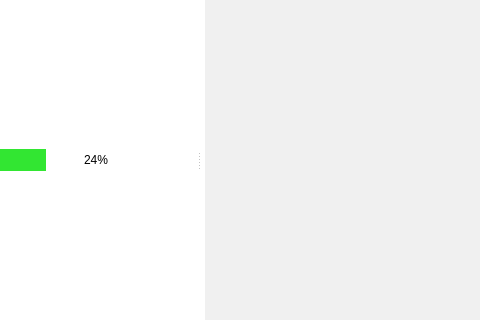
Qt form MainWindow.ui (kacerpetr/QRssReader) before a commit; both pictures show x 0 to 480 and y 105 to 425 of the 949 by 530 pixel window.
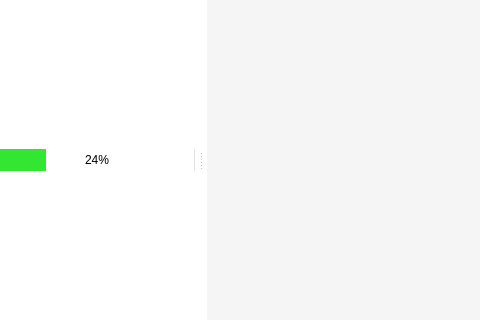
The same form after that commit. Icons and pictures are not drawn.

Diff of the .ui file:
```diff
--- a/MainWindow.ui
+++ b/MainWindow.ui
@@ -22,7 +22,6 @@
 	background-color: white;
 	image: url(:/images/splitter);
 	border-top: 50px solid rgb(80,80,80);
-	/*border-left: 1px solid rgb(215,215,215);*/
 }
 
 #MainWindow{
@@ -30,17 +29,16 @@
 }
 
 #progressBar{
-	border: 0px;
+	border-right: 1px solid rgb(225,225,225);
 	text-align: center;
 }
 
 #progressBar::chunk {
-	border: 0px;
 	background-color: rgb(50, 230, 50);
 }
 
 #newsListStack{
-	background: rgb(240,240,240);
+	background-color: rgb(245,245,245);
 }</string>
   </property>
   <widget class="QWidget" name="centralWidget">
```
